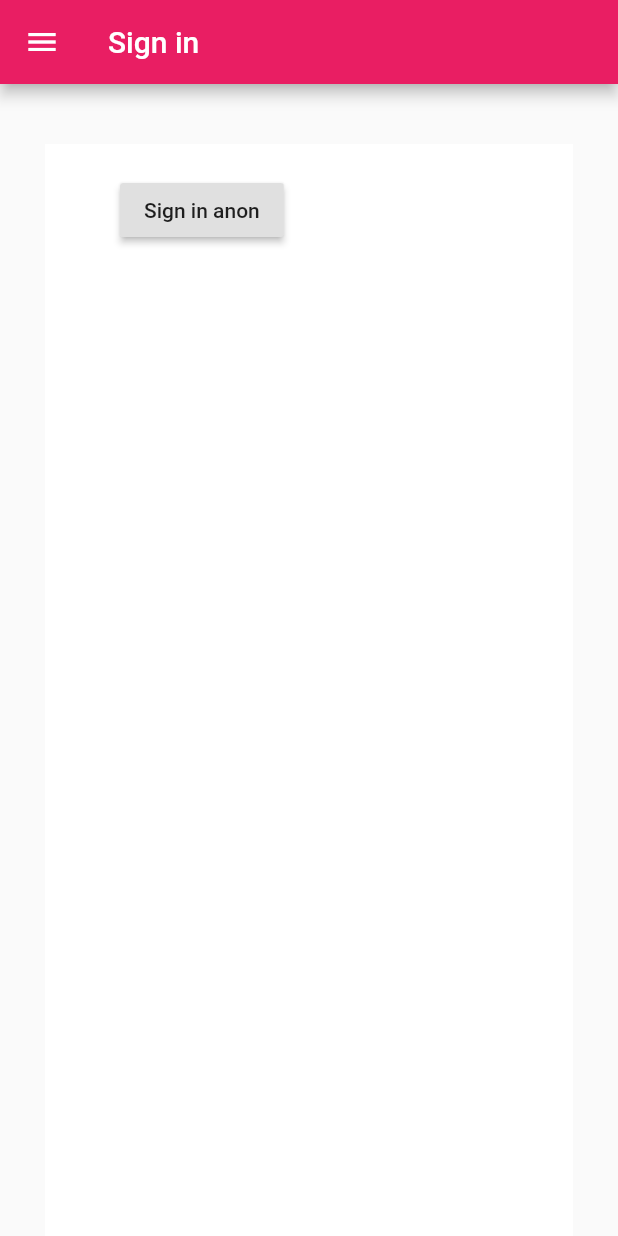
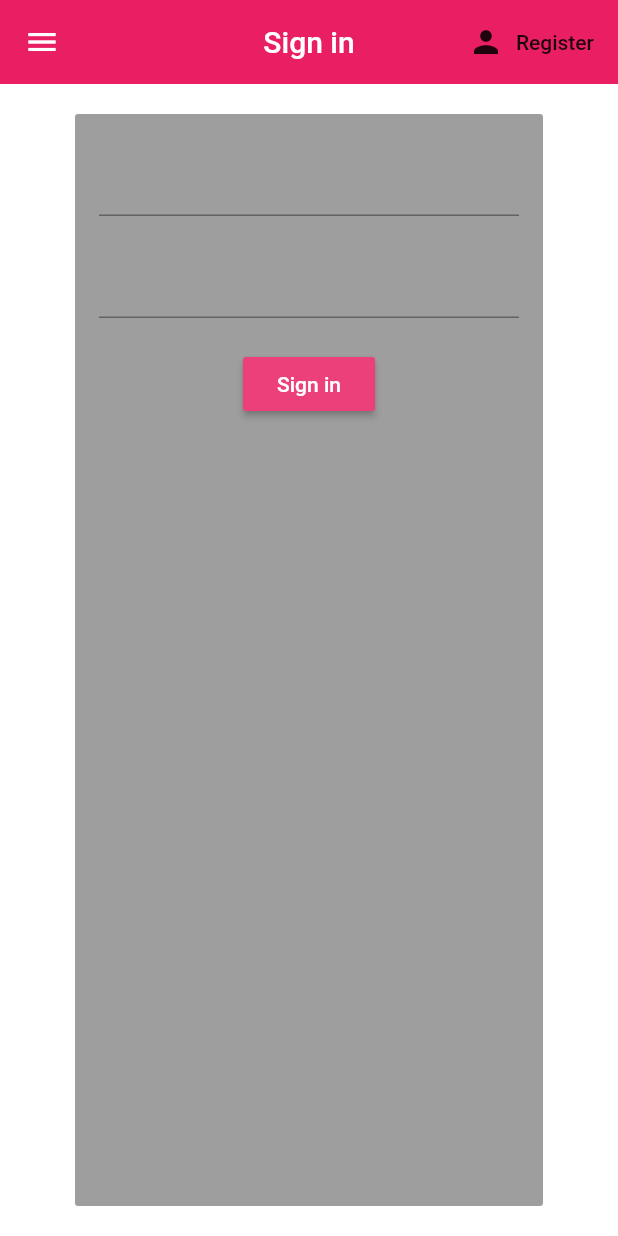
Before and after one commit to AnimeshSinha1309/library-management, a Flutter app: the screen it shows after launch, in the side drawer, after a tap on "Sign in", on a phone screen of 412 x 824 dp. Run offline on Flutter 3.47's test engine with Material 2 defaults, Android fonts, the phone set to English and light mode, and no system bars; our stand-ins replace cloud_firestore, firebase_auth, flutter_redux, flutter_tags, google_sign_in, redux and 1 more; missing offline and left inert: barcode_scan, firebase_auth_web, firebase_core_web, google_sign_in_web; accounts and stored records are empty.

Commit message:
added custom login register pages

```diff
--- a/libmate/lib/main.dart
+++ b/libmate/lib/main.dart
@@ -12,6 +12,7 @@ import 'package:libmate/views/home.dart';
 import 'package:libmate/views/libcard.dart';
 import 'package:libmate/views/request.dart';
 import 'package:libmate/views/search.dart';
+import 'package:libmate/views/register.dart';
 import 'package:libmate/views/authenticate.dart';
 import 'package:redux/redux.dart';
 import 'package:redux_thunk/redux_thunk.dart';
--- a/libmate/lib/views/authenticate.dart
+++ b/libmate/lib/views/authenticate.dart
@@ -3,29 +3,33 @@ import 'package:cloud_firestore/cloud_firestore.dart';
 import 'package:firebase_auth/firebase_auth.dart';
 import 'package:flutter/cupertino.dart';
 import 'package:libmate/views/sign_in.dart';
+
+import 'package:libmate/views/register.dart';
 import 'package:libmate/views/drawer.dart';
 
 
 class Authenticate extends StatefulWidget{
+
   @override
   _AuthenticateState createState() => _AuthenticateState();
 }
 
 class _AuthenticateState extends State<Authenticate>{
+  bool showSignIn = true;
+  void toggleView() {
+    setState(() => showSignIn = !showSignIn);
+  }
+
   @override
   Widget build(BuildContext context) {
-    return Scaffold(
-      appBar: new AppBar(
-        title: new Text('Sign in'),
+    if(showSignIn)
+      {
+        return SignIn(toggleView: toggleView);
+      }
+    else{
+      return Register(toggleView: toggleView);
+    }
 
-      ),
-      body: Padding(
-          padding: EdgeInsets.fromLTRB(30.0,40.0,30.0,0.0),
-          child: SignIn(),
-      ),
-
-      drawer: AppDrawer(),
-    );
   }
 
 }
--- a/libmate/lib/views/drawer.dart
+++ b/libmate/lib/views/drawer.dart
@@ -5,6 +5,8 @@ import 'package:libmate/services/auth.dart';
 import 'package:libmate/datastore/model.dart';
 import 'package:libmate/widgets/gauth.dart';
 import 'package:redux/redux.dart';
+//import 'package:provider/provider.dart';
+//import 'package:libmate/models/user.dart';
 
 
 class AppDrawer extends StatefulWidget {
@@ -39,6 +41,7 @@ class _AppDrawerState extends State<AppDrawer> {
                   )),
             );
           }
+//          final user = Provider.of<User>(context);
 
           final secondChild =
           model.email != null ? loggedInDrawerList() : loggedOutDrawerList();
@@ -72,8 +75,6 @@ class _AppDrawerState extends State<AppDrawer> {
   List<Widget> loggedOutDrawerList() {
     return <Widget>[
       _DrawerViewItem(Icons.person, 'Sign in', '/authenticate').build(context),
-      _DrawerViewItem(Icons.home, 'Home', '/home').build(context),
-      _DrawerViewItem(Icons.search, 'Search', '/search').build(context),
       _DrawerViewItem(Icons.location_on, 'Guide', '/guide').build(context),
       _DrawerViewItem(Icons.file_upload, 'Contribute Info', '/contribute').build(context),
       Divider(color: Colors.grey, thickness: 0.5),
@@ -81,6 +82,8 @@ class _AppDrawerState extends State<AppDrawer> {
     ];
   }
 }
+
+
 
 class _DrawerViewItem {
   IconData icon;
--- a/libmate/lib/views/sign_in.dart
+++ b/libmate/lib/views/sign_in.dart
@@ -1,7 +1,10 @@
 import 'package:flutter/material.dart';
 import 'package:libmate/services/auth.dart';
+import 'package:libmate/views/drawer.dart';
+class SignIn extends StatefulWidget{
+  final Function toggleView;
+  SignIn({ this.toggleView });
 
-class SignIn extends StatefulWidget{
   @override
   _SignInState createState() => _SignInState();
 
@@ -9,29 +12,75 @@ class SignIn extends StatefulWidget{
 class _SignInState extends State<SignIn>
 {
   final AuthService _auth = AuthService();
+  String email = "";
+  String password = "";
+
   @override
   Widget build(BuildContext context){
 
     return Scaffold(
       backgroundColor : Colors.white,
+      appBar: AppBar(
+          title: Text("Sign in"),
+          centerTitle: true,
+          elevation: 0.0,
+          actions: <Widget>[
+            FlatButton.icon(
+              icon: Icon(Icons.person),
+              label: Text('Register'),
+              onPressed: () async {
+                widget.toggleView();
+              },
+            )
+          ]
+      ),
+      drawer: AppDrawer(),
 
       body: Container(
         padding: EdgeInsets.symmetric(vertical: 20.0, horizontal: 50.0),
         child: RaisedButton(
-          child: Text('Sign in anon'),
-          onPressed: () async{
-            dynamic result =  await _auth.signInAnon();
-            if(result == null){
-              print('error signing in');
-            }
-            else{
-              print('signed in ');
-              print(result);
-            }
-          },
+          child: Form(
+            child: Column(
+                children: <Widget>[
+                  SizedBox(height: 20.0),
+                  TextFormField(
+                    onChanged: (val){
+                        setState(() => email = val);
+                    }
+                  ),
+                  SizedBox(height: 20.0),
+                  TextFormField(
+                    obscureText: true,
+                      onChanged: (val){
+                        setState(() => password = val);
+                      }
+                  ),
+                  SizedBox(height: 20.0),
+                  RaisedButton(
+                    color: Colors.pink[400],
+                    child: Text(
+                         "Sign in",
+                          style: TextStyle(color: Colors.white),
+                    ),
+                    onPressed: () async{
+                      print(email);
+                      print(password);
 
-        )
-      )
+                    },
+
+                  )
+
+
+                ],
+
+            ),
+
+
+
+          ),
+
+        ),
+      ),
     );
   }
 }
--- a/libmate/pubspec.yaml
+++ b/libmate/pubspec.yaml
@@ -19,6 +19,8 @@ environment:
 dependencies:
   flutter:
     sdk: flutter
+
+  provider: ^1.1.0
 
   # The following adds the Cupertino Icons font to your application.
   # Use with the CupertinoIcons class for iOS style icons.
```
Also changed, not shown: libmate/lib/views/register.dart (added, +75 -0 lines), libmate/pubspec.lock, 1 other file.
